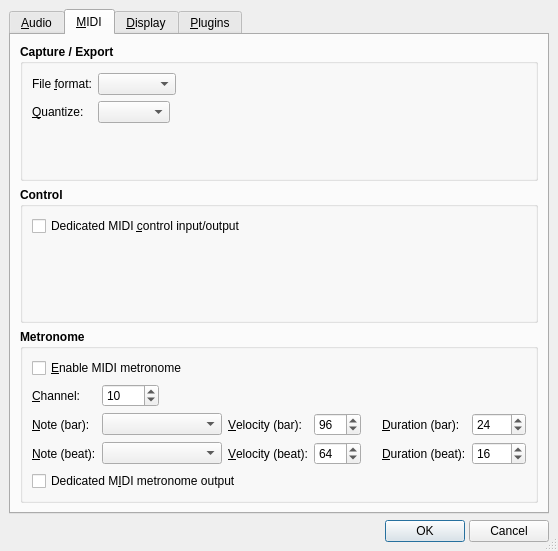
Above: src/qtractorOptionsForm.ui from rncbc/qtractor before the change. Below: the same form after it.
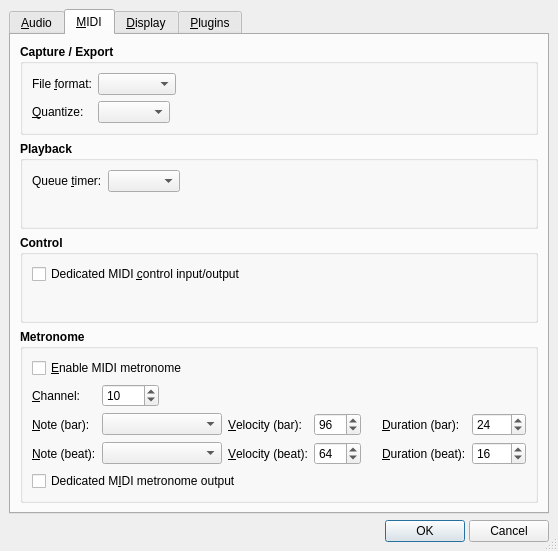
That is the form after the change. The open tabs and pages were chosen to show the change. Icons and pictures are not drawn.

Commit message: - New MIDI Playback/Queue timer option is now available (see   View/Options.../MIDI). (HIGHLY EXPERIMENTAL)

What changed in the file:
```diff
--- a/src/qtractorOptionsForm.ui
+++ b/src/qtractorOptionsForm.ui
@@ -746,6 +746,85 @@
          </layout>
         </widget>
        </item>
+       <item>
+        <widget class="QGroupBox" name="MidiPlaybackGroupBox" >
+         <property name="font" >
+          <font>
+           <weight>75</weight>
+           <bold>true</bold>
+          </font>
+         </property>
+         <property name="title" >
+          <string>Playback</string>
+         </property>
+         <property name="flat" >
+          <bool>true</bool>
+         </property>
+         <layout class="QGridLayout" >
+          <property name="margin" >
+           <number>9</number>
+          </property>
+          <property name="spacing" >
+           <number>6</number>
+          </property>
+          <item row="0" column="0" >
+           <widget class="QLabel" name="MidiQueueTimerTextLabel" >
+            <property name="font" >
+             <font>
+              <weight>50</weight>
+              <bold>false</bold>
+             </font>
+            </property>
+            <property name="text" >
+             <string>Queue &amp;timer:</string>
+            </property>
+            <property name="buddy" >
+             <cstring>MidiQueueTimerComboBox</cstring>
+            </property>
+           </widget>
+          </item>
+          <item row="0" column="1" >
+           <widget class="QComboBox" name="MidiQueueTimerComboBox" >
+            <property name="font" >
+             <font>
+              <weight>50</weight>
+              <bold>false</bold>
+             </font>
+            </property>
+            <property name="toolTip" >
+             <string>Queue timer</string>
+            </property>
+           </widget>
+          </item>
+          <item row="0" column="2" >
+           <spacer>
+            <property name="orientation" >
+             <enum>Qt::Horizontal</enum>
+            </property>
+            <property name="sizeHint" >
+             <size>
+              <width>120</width>
+              <height>20</height>
+             </size>
+            </property>
+           </spacer>
+          </item>
+          <item row="5" column="0" colspan="3" >
+           <spacer>
+            <property name="orientation" >
+             <enum>Qt::Vertical</enum>
+            </property>
+            <property name="sizeHint" >
+             <size>
+              <width>20</width>
+              <height>0</height>
+             </size>
+            </property>
+           </spacer>
+          </item>
+         </layout>
+        </widget>
+       </item>
        <item>
         <widget class="QGroupBox" name="MidiControlGroupBox" >
          <property name="font" >
```
Left out of the diff: 1 changed line with no effect on the pictures. The commit also changes 10 other files.
